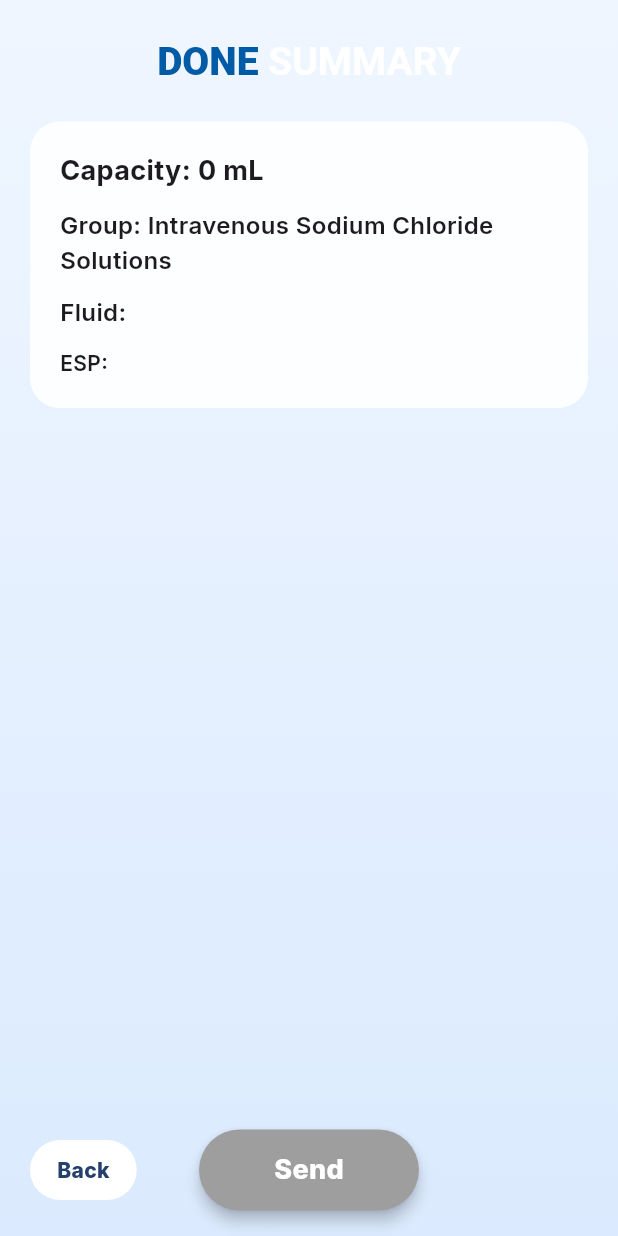
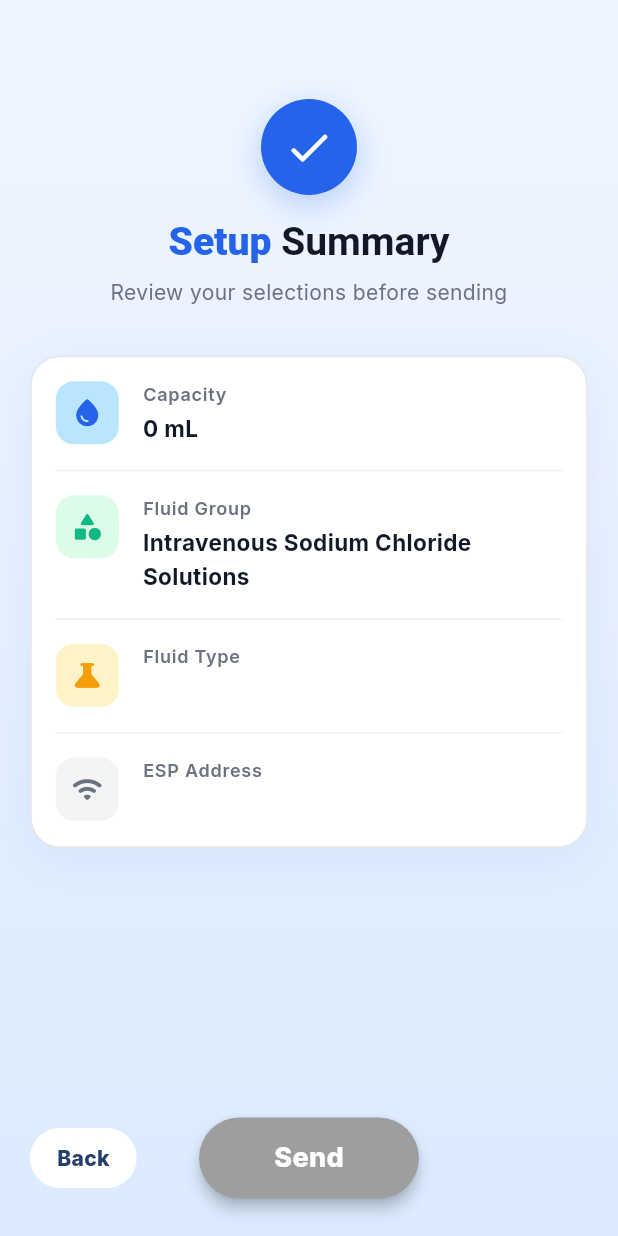
Before and after one commit to zahraai3/ivis, a Flutter app: the SummaryScreen screen opened directly with empty values, on a phone screen of 412 x 824 dp. Run offline on Flutter 3.47's test engine with Material 3 defaults, Android fonts, the phone set to English and light mode, and no system bars; our stand-ins replace google_fonts, intl_phone_field.

Commit message:
Refactor the `SummaryScreen` to enhance the UI and align it with the project's new design system.

```diff
--- a/lib/screens/setup/summary_screen.dart
+++ b/lib/screens/setup/summary_screen.dart
@@ -1,10 +1,10 @@
+// lib/screens/setup/summary_screen.dart
 // lib/screens/setup/summary_screen.dart
 
 import 'package:flutter/material.dart';
 import '../../data/iv_data.dart';
 import '../../theme/app_theme.dart';
 import '../../widgets/buttons.dart';
-import '../../widgets/header.dart';
 
 class SummaryScreen extends StatelessWidget {
   final int capacityMl;
@@ -33,76 +33,47 @@ class SummaryScreen extends StatelessWidget {
     return Scaffold(
       body: Stack(
         children: [
+          // ── خلفية gradient متطابقة مع باقي شاشات الإعداد ──
           Container(
             decoration: const BoxDecoration(
               gradient: AppColors.backgroundGradient,
             ),
-            child: SafeArea(
+          ),
+
+          SafeArea(
             child: Padding(
               padding: const EdgeInsets.symmetric(
                 horizontal: AppDimensions.screenPaddingH,
                 vertical: AppDimensions.screenPaddingV,
               ),
               child: Column(
+                crossAxisAlignment: CrossAxisAlignment.stretch,
                 children: [
-                    const SizedBox(height: 10),
-                    const Header(title1: 'DONE', title2: 'SUMMARY'),
-                    const SizedBox(height: 25),
-                    // بطاقة بيضاء تعرض ملخص كل ما اختارته الممرضة
-                    Container(
-                      width: double.infinity,
-                      padding: const EdgeInsets.all(20),
-                      decoration: BoxDecoration(
-                        color: Colors.white.withOpacity(0.9),
-                        borderRadius: BorderRadius.circular(20),
-                      ),
-                      child: Column(
-                        crossAxisAlignment: CrossAxisAlignment.start,
-                        children: [
-                          Text(
-                            'Capacity: $capacityMl mL',
-                            style: const TextStyle(
-                              fontSize: 18,
-                              fontWeight: FontWeight.bold,
+                  const SizedBox(height: 50),
+
+                  // ── العنوان ──
+                  _buildHeader(),
+
+                  const SizedBox(height: AppDimensions.spaceXL),
+
+                  // ── البطاقة الرئيسية ──
+                  Expanded(
+                    child: SingleChildScrollView(
+                      child: _buildSummaryCard(),
                     ),
                   ),
-                          const SizedBox(height: 12),
-                          Text(
-                            'Group: ${kFluidGroups[groupIndex].title}',
-                            style: const TextStyle(
-                              fontSize: 16,
-                              fontWeight: FontWeight.w600,
-                            ),
-                          ),
-                          const SizedBox(height: 12),
-                          Text(
-                            'Fluid: $fluid',
-                            style: const TextStyle(
-                              fontSize: 16,
-                              fontWeight: FontWeight.w600,
-                            ),
-                          ),
-                          const SizedBox(height: 12),
-                          // عنوان الجهاز — مفيد للتشخيص في حالة مشاكل الاتصال
-                          Text(
-                            'ESP: $espBaseUrl',
-                            style: const TextStyle(
-                              fontSize: 14,
-                              fontWeight: FontWeight.w600,
-                            ),
-                          ),
-                        ],
-                      ),
-                    ),
-                    const Spacer(),
+
+                  const SizedBox(height: AppDimensions.spaceMD),
+
+                  // ── شريط الأزرار السفلي ──
                   BottomBar(
                     showBack: true,
                     showSend: true,
                     onBack: onBack,
                     onSend: isSending ? () {} : onSend,
                   ),
+                  const SizedBox(height: AppDimensions.spaceSM),
                 ],
-                ),
               ),
             ),
           ),
@@ -110,4 +81,208 @@ class SummaryScreen extends StatelessWidget {
       ),
     );
   }
+
+  // ── بناء العنوان ──
+  Widget _buildHeader() {
+    return Column(
+      children: [
+        // أيقونة دائرية
+        Container(
+          width: 64,
+          height: 64,
+          decoration: BoxDecoration(
+            color: AppColors.primary,
+            shape: BoxShape.circle,
+            boxShadow: [
+              BoxShadow(
+                color: AppColors.primary.withOpacity(0.28),
+                blurRadius: 18,
+                offset: const Offset(0, 6),
+              ),
+            ],
+          ),
+          child: const Icon(
+            Icons.check_rounded,
+            color: AppColors.textOnPrimary,
+            size: 34,
+          ),
+        ),
+        const SizedBox(height: AppDimensions.spaceMD),
+
+        // العنوان
+        RichText(
+          textAlign: TextAlign.center,
+          text: const TextSpan(
+            style: TextStyle(fontSize: 26),
+            children: [
+              TextSpan(
+                text: 'Setup ',
+                style: TextStyle(
+                  color: AppColors.primary,
+                  fontWeight: FontWeight.w800,
+                ),
+              ),
+              TextSpan(
+                text: 'Summary',
+                style: TextStyle(
+                  color: AppColors.textPrimary,
+                  fontWeight: FontWeight.w600,
+                ),
+              ),
+            ],
+          ),
+        ),
+        const SizedBox(height: AppDimensions.spaceSM),
+        Text(
+          'Review your selections before sending',
+          textAlign: TextAlign.center,
+          style: AppTextStyles.bodyMedium.copyWith(
+            color: AppColors.textSecondary,
+          ),
+        ),
+      ],
+    );
   }
+
+  // ── بناء بطاقة الملخص ──
+  Widget _buildSummaryCard() {
+    return Container(
+      decoration: BoxDecoration(
+        color: AppColors.surface,
+        borderRadius: BorderRadius.circular(AppDimensions.radiusXL),
+        boxShadow: [
+          BoxShadow(
+            color: AppColors.primary.withOpacity(0.08),
+            blurRadius: 24,
+            offset: const Offset(0, 6),
+          ),
+        ],
+        border: Border.all(
+          color: AppColors.border,
+          width: 1.2,
+        ),
+      ),
+      child: Column(
+        children: [
+          // ── السعة ──
+          _buildRow(
+            icon: Icons.water_drop_rounded,
+            iconColor: AppColors.primary,
+            iconBg: AppColors.accentLight,
+            label: 'Capacity',
+            value: '$capacityMl mL',
+            showDivider: true,
+          ),
+
+          // ── المجموعة ──
+          _buildRow(
+            icon: Icons.category_rounded,
+            iconColor: AppColors.secondary,
+            iconBg: AppColors.successLight,
+            label: 'Fluid Group',
+            value: kFluidGroups[groupIndex].title,
+            showDivider: true,
+          ),
+
+          // ── نوع السائل ──
+          _buildRow(
+            icon: Icons.science_rounded,
+            iconColor: AppColors.warning,
+            iconBg: AppColors.warningLight,
+            label: 'Fluid Type',
+            value: fluid,
+            showDivider: true,
+          ),
+
+          // ── عنوان الجهاز ──
+          // مفيد للتشخيص في حالة مشاكل الاتصال
+          _buildRow(
+            icon: Icons.wifi_rounded,
+            iconColor: AppColors.textSecondary,
+            iconBg: AppColors.surfaceVariant,
+            label: 'ESP Address',
+            value: espBaseUrl,
+            showDivider: false,
+          ),
+        ],
+      ),
+    );
+  }
+
+  // ── صف بيانات واحد داخل البطاقة ──
+  Widget _buildRow({
+    required IconData icon,
+    required Color iconColor,
+    required Color iconBg,
+    required String label,
+    required String value,
+    required bool showDivider,
+  }) {
+    return Column(
+      children: [
+        Padding(
+          padding: const EdgeInsets.symmetric(
+            horizontal: AppDimensions.spaceMD,
+            vertical: AppDimensions.spaceMD,
+          ),
+          child: Row(
+            crossAxisAlignment: CrossAxisAlignment.start,
+            children: [
+              // أيقونة ملونة
+              Container(
+                width: 42,
+                height: 42,
+                decoration: BoxDecoration(
+                  color: iconBg,
+                  borderRadius: BorderRadius.circular(AppDimensions.radiusMD),
+                ),
+                child: Icon(icon, color: iconColor, size: 22),
+              ),
+              const SizedBox(width: AppDimensions.spaceMD),
+
+              // النص
+              Expanded(
+                child: Column(
+                  crossAxisAlignment: CrossAxisAlignment.start,
+                  children: [
+                    Text(
+                      label,
+                      style: AppTextStyles.labelMedium.copyWith(
+                        color: AppColors.textSecondary,
+                        fontWeight: FontWeight.w600,
+                        fontSize: 12,
+                        letterSpacing: 0.5,
+                      ),
+                    ),
+                    const SizedBox(height: 3),
+                    Text(
+                      value,
+                      style: AppTextStyles.bodyLarge.copyWith(
+                        color: AppColors.textPrimary,
+                        fontWeight: FontWeight.w700,
+                        fontSize: 15,
+                      ),
+                    ),
+                  ],
+                ),
+              ),
+            ],
+          ),
+        ),
+
+        // فاصل بين الصفوف
+        if (showDivider)
+          Padding(
+            padding: const EdgeInsets.symmetric(
+              horizontal: AppDimensions.spaceMD,
+            ),
+            child: Divider(
+              height: 1,
+              thickness: 1,
+              color: AppColors.border.withOpacity(0.6),
+            ),
+          ),
+      ],
+    );
+  }
+}
```
Lines whose indentation alone changed are shown as unchanged.
